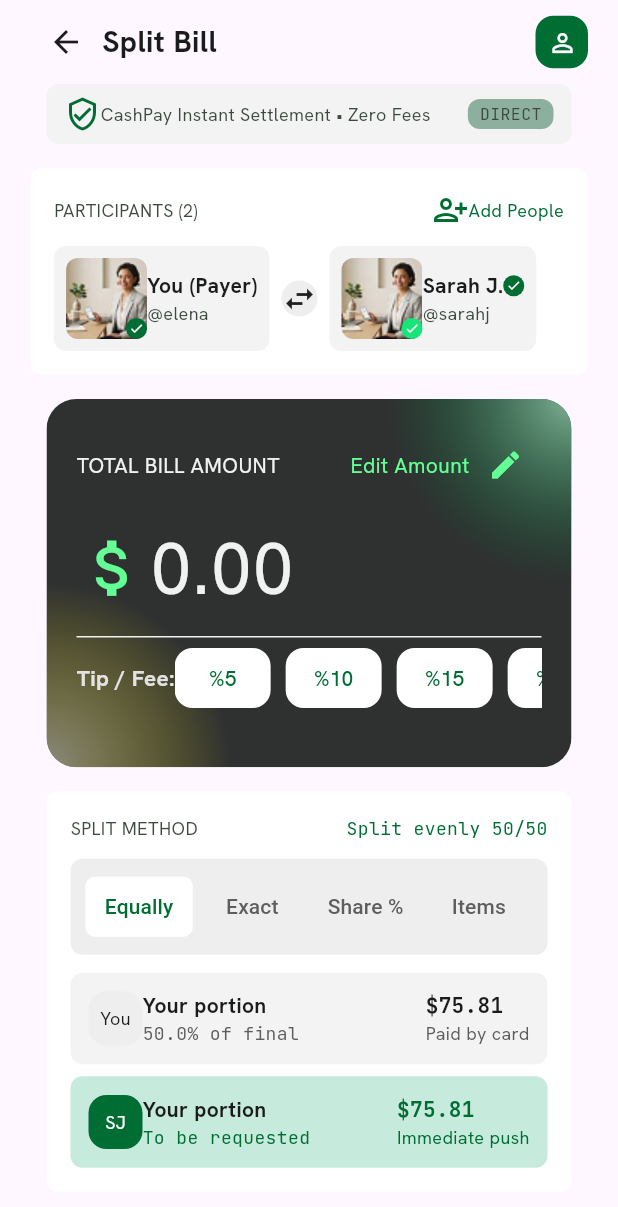
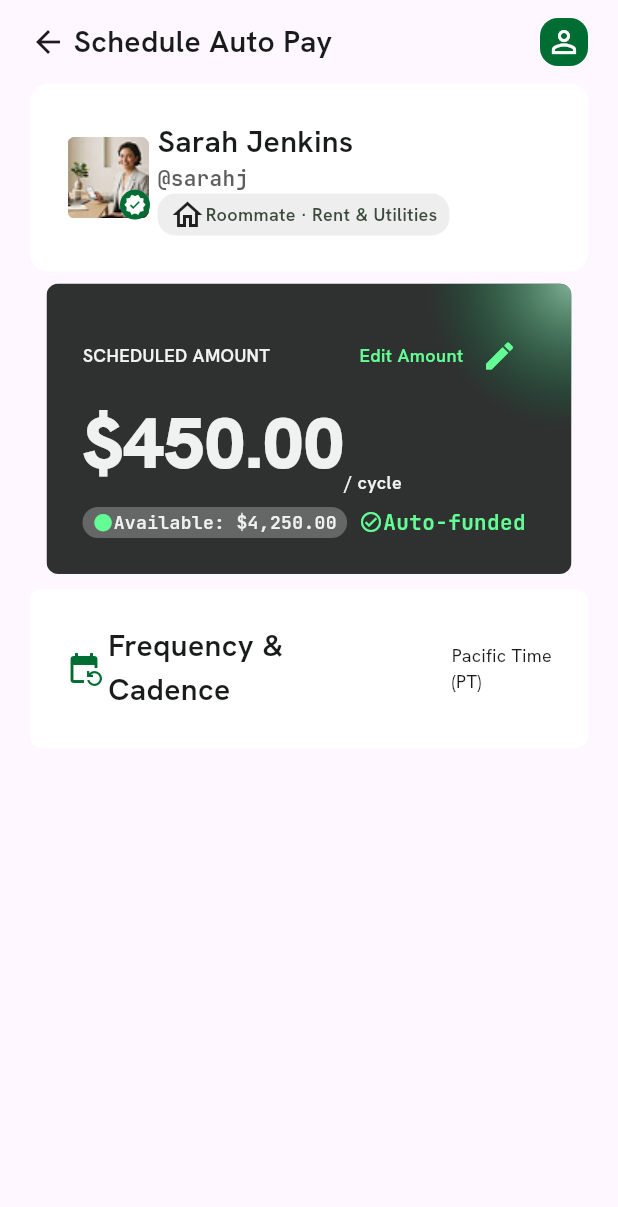
Before and after one commit to aduboakye/CashConnect, a Flutter app: the screen it shows after launch, on a phone screen of 412 x 824 dp. Shown: the top 1207 px of the screen. Run offline on Flutter 3.47's test engine with Material 3 defaults, Android fonts, the phone set to English and light mode, and no system bars; our stand-ins replace animated_text_kit, dotted_border, fl_chart, google_fonts, shimmer, zoom_tap_animation; missing offline and left inert: animate_text, blinking_border, drawing_animation_plus, flutter_shaders_ui, glow_effects, pretty_animated_text.

Commit message:
cashpay autopay page

```diff
--- /dev/null
+++ b/lib/TransferPage/scheduleAutopay_page.dart
@@ -0,0 +1,344 @@
+import 'package:flutter/material.dart';
+import 'package:google_fonts/google_fonts.dart';
+
+class ScheduleautopayPage extends StatefulWidget {
+  const ScheduleautopayPage({super.key});
+
+  @override
+  State<ScheduleautopayPage> createState() => _ScheduleautopayPageState();
+}
+
+class _ScheduleautopayPageState extends State<ScheduleautopayPage> {
+  @override
+  Widget build(BuildContext context) {
+    return Scaffold(
+      appBar: AppBar(
+        leadingWidth: 250,
+        leading: Padding(
+          padding: const EdgeInsets.symmetric(horizontal: 20),
+          child: Row(
+            children: [
+              Icon(Icons.arrow_back),
+              SizedBox(width: 5),
+              Text(
+                'Schedule Auto Pay',
+                style: GoogleFonts.hankenGrotesk(
+                  color: Color(0xFF1A1C1C),
+                  fontWeight: FontWeight.w600,
+                  fontSize: 20,
+                ),
+              ),
+            ],
+          ),
+        ),
+        actionsPadding: EdgeInsets.symmetric(horizontal: 20),
+        actions: [
+          Container(
+            width: 32,
+            height: 32,
+            decoration: BoxDecoration(
+              color: Color(0xFF006D33),
+              borderRadius: BorderRadius.circular(12),
+            ),
+            child: Icon(Icons.person_outline, color: Color(0xFFFFFFFF)),
+          ),
+        ],
+      ),
+      body: SafeArea(
+        child: SingleChildScrollView(
+          child: Padding(
+            padding: EdgeInsets.symmetric(horizontal: 20),
+            child: Column(
+              children: [
+                Container(
+                  padding: EdgeInsets.symmetric(horizontal: 24, vertical: 24),
+                  decoration: BoxDecoration(
+                    color: Color(0xFFFFFFFF),
+                    borderRadius: BorderRadius.circular(12),
+                  ),
+                  child: Row(
+                    children: [
+                      ClipRRect(
+                        borderRadius: BorderRadius.circular(8),
+
+                        child: Stack(
+                          children: [
+                            Image.asset(
+                              'images/border.png',
+                              width: 56,
+                              height: 56,
+                            ),
+                            Positioned(
+                              bottom: 0,
+                              right: 0,
+                              child: Container(
+                                height: 20,
+                                width: 20,
+                                decoration: BoxDecoration(
+                                  color: Color(0xFF006D33),
+                                  shape: BoxShape.circle,
+                                ),
+                                child: Icon(
+                                  Icons.verified,
+                                  color: Color(0xFFFFFFFF),
+                                  size: 15,
+                                ),
+                              ),
+                            ),
+                          ],
+                        ),
+                      ),
+                      SizedBox(width: 5),
+                      Column(
+                        crossAxisAlignment: CrossAxisAlignment.start,
+                        children: [
+                          Text(
+                            'Sarah Jenkins',
+                            style: GoogleFonts.hankenGrotesk(
+                              fontWeight: FontWeight.w600,
+                              color: Color(0xFF1A1C1C),
+                              fontSize: 20,
+                            ),
+                          ),
+                          Text(
+                            '@sarahj',
+                            style: GoogleFonts.jetBrainsMono(
+                              fontWeight: FontWeight.w600,
+                              color: Color(0xFF5E5E5E),
+                              fontSize: 14,
+                            ),
+                          ),
+                          Container(
+                            padding: EdgeInsets.symmetric(
+                              horizontal: 8,
+                              vertical: 2,
+                            ),
+                            decoration: BoxDecoration(
+                              color: Color(0xFFEEEEEE),
+                              borderRadius: BorderRadius.circular(12),
+                            ),
+                            child: Row(
+                              children: [
+                                Icon(Icons.home_outlined),
+                                Text(
+                                  'Roommate · Rent & Utilities',
+                                  style: GoogleFonts.hankenGrotesk(
+                                    fontWeight: FontWeight.w600,
+                                    color: Color(0xFF3C4A3D),
+                                    fontSize: 12,
+                                  ),
+                                ),
+                              ],
+                            ),
+                          ),
+                        ],
+                      ),
+                    ],
+                  ),
+                ),
+                SizedBox(height: 8),
+                SizedBox(
+                  width: 350,
+                  //height: 200,
+                  child: ClipRRect(
+                    borderRadius: BorderRadius.circular(8),
+                    child: Stack(
+                      children: [
+                        const Positioned.fill(
+                          child: ColoredBox(color: Color(0xFF2F3131)),
+                        ),
+                        const Positioned.fill(
+                          child: DecoratedBox(
+                            decoration: BoxDecoration(
+                              gradient: RadialGradient(
+                                center: Alignment.topRight,
+                                radius: 0.5,
+                                colors: [Color(0xFF81B196), Color(0x00006D33)],
+                              ),
+                            ),
+                          ),
+                        ),
+
+                        Padding(
+                          padding: EdgeInsets.all(24),
+                          child: Column(
+                            crossAxisAlignment: CrossAxisAlignment.start,
+                            children: [
+                              Row(
+                                mainAxisAlignment:
+                                    MainAxisAlignment.spaceBetween,
+                                children: [
+                                  Text(
+                                    'SCHEDULED AMOUNT',
+                                    style: GoogleFonts.hankenGrotesk(
+                                      fontWeight: FontWeight.w600,
+                                      color: Color(0xFFF0F1F1),
+                                      fontSize: 12,
+                                    ),
+                                  ),
+                                  Row(
+                                    children: [
+                                      Text(
+                                        'Edit Amount',
+                                        style: GoogleFonts.hankenGrotesk(
+                                          fontWeight: FontWeight.w600,
+                                          color: Color(0xFF63FF94),
+                                          fontSize: 12,
+                                        ),
+                                      ),
+                                      IconButton(
+                                        onPressed: () {},
+                                        icon: Icon(
+                                          Icons.edit,
+                                          color: Color(0xFF63FF94),
+                                        ),
+                                      ),
+                                    ],
+                                  ),
+                                ],
+                              ),
+                              Row(
+                                crossAxisAlignment: CrossAxisAlignment.end,
+                                mainAxisSize: MainAxisSize.min,
+                                children: [
+                                  Text(
+                                    '\$450.00',
+                                    style: GoogleFonts.hankenGrotesk(
+                                      fontWeight: FontWeight.w900,
+                                      color: Color(0xFFF0F1F1),
+                                      fontSize: 48,
+                                    ),
+                                  ),
+                                  Text(
+                                    '/ cycle',
+                                    style: GoogleFonts.hankenGrotesk(
+                                      fontWeight: FontWeight.w600,
+                                      color: Color(0xFFF0F1F1),
+                                      fontSize: 12,
+                                    ),
+                                  ),
+                                ],
+                              ),
+                              SizedBox(height: 8),
+                              Row(
+                                mainAxisAlignment: MainAxisAlignment.spaceBetween,
+                                children: [
+                                  Expanded(
+                                    flex :3,
+                                    child: FittedBox(
+                                      fit: BoxFit.scaleDown,
+                                      alignment: Alignment.centerLeft,
+                                      child: Container(
+                                        padding: EdgeInsets.symmetric(
+                                          horizontal: 8,
+                                          vertical: 2,
+                                        ),
+                                        decoration: BoxDecoration(
+                                          color: Color(0x4DE2E2E2),
+                                          borderRadius: BorderRadius.circular(12),
+                                        ),
+                                        child: Row(
+                                          children: [
+                                            Icon(
+                                              Icons.circle,
+                                              color: Color(0xFF63FF94),
+                                              size: 16,
+                                            ),
+                                            Text(
+                                              'Available: \$4,250.00',
+                                              style: GoogleFonts.jetBrainsMono(
+                                                fontWeight: FontWeight.w600,
+                                                color: Color(0xFFF0F1F1),
+                                                fontSize: 14,
+                                              ),
+                                            ),
+                                          ],
+                                        ),
+                                      ),
+                                    ),
+                                  ),
+                                  SizedBox(width: 8,),
+                                  Expanded(
+                                    flex: 2,
+                                    child: FittedBox(
+                                      fit: BoxFit.scaleDown,
+                                      alignment: Alignment.centerLeft,
+                                      child:  Row(
+                                          children: [
+                                            Icon(
+                                              Icons.check_circle_outline_outlined,
+                                              color: Color(0xFF63FF94),
+                                              size: 16,
+                                            ),
+                                            Text(
+                                              'Auto-funded',
+                                              style: GoogleFonts.jetBrainsMono(
+                                                fontWeight: FontWeight.w600,
+                                                color: Color(0xFF63FF94),
+                                                fontSize: 14,
+                                              ),
+                                            ),
+                                          ],
+                                      )
+                                    )
+                                  )
+                                ],
+                              ),
+                            ],
+                          ),
+                        ),
+                      ],
+                    ),
+                  ),
+                ),
+                SizedBox(height: 10,),
+                Container(
+                  padding: EdgeInsets.symmetric(horizontal: 24,vertical: 24),
+                  decoration: BoxDecoration(
+                    color: Color(0xFFFFFFFF),
+                    borderRadius: BorderRadius.circular(8)
+                  ),
+                  child: Column(
+                    children: [
+                      Row(
+                        mainAxisAlignment: MainAxisAlignment.spaceBetween,
+                        children: [
+                          Container(
+                            child: Row(
+                              children: [
+                                Icon(Icons.event_repeat,color: Color(0xFF006D33),),
+                                SizedBox(width: 4,),
+                                Text(
+                                  'Frequency &\n'
+                                  'Cadence',
+                                  style: GoogleFonts.hankenGrotesk(
+                                    fontWeight: FontWeight.w600,
+                                    color: Color(0xFF1A1C1C),
+                                    fontSize: 20,
+                                  ),
+                                ),
+                              ],
+                            ),
+                          ),
+                          Text(
+                            'Pacific Time\n'
+                              '(PT)',
+                            style: GoogleFonts.hankenGrotesk(
+                             // fontWeight: FontWeight.w600,
+                              color: Color(0xFF1A1C1C),
+                              fontSize: 12,
+                            ),
+                          ),
+                        ],
+                      )
+                    ],
+                  ),
+                )
+              ],
+            ),
+          ),
+        ),
+      ),
+    );
+  }
+}
--- a/lib/main.dart
+++ b/lib/main.dart
@@ -31,6 +31,8 @@ import 'package:cashconnect_fanancial_suite/Susu_page/create_susuAccount.dart';
 import 'package:cashconnect_fanancial_suite/TransferPage/complete_multipleTransfer.dart';
 import 'package:cashconnect_fanancial_suite/TransferPage/confirm_multipleTransfer.dart';
 import 'package:cashconnect_fanancial_suite/TransferPage/splitpayment_page.dart';
+import 'package:cashconnect_fanancial_suite/TransferPage/scheduleAutopay_page.dart';
+
 
 
 
@@ -51,7 +53,7 @@ class MyApp extends StatelessWidget {
     return MaterialApp(
       title: 'Flutter Demo',
       theme: ThemeData(colorScheme: .fromSeed(seedColor: Colors.deepPurple)),
-      home: const  SplitpaymentPage(),
+      home: const  ScheduleautopayPage(),
     );
   }
 }
```
